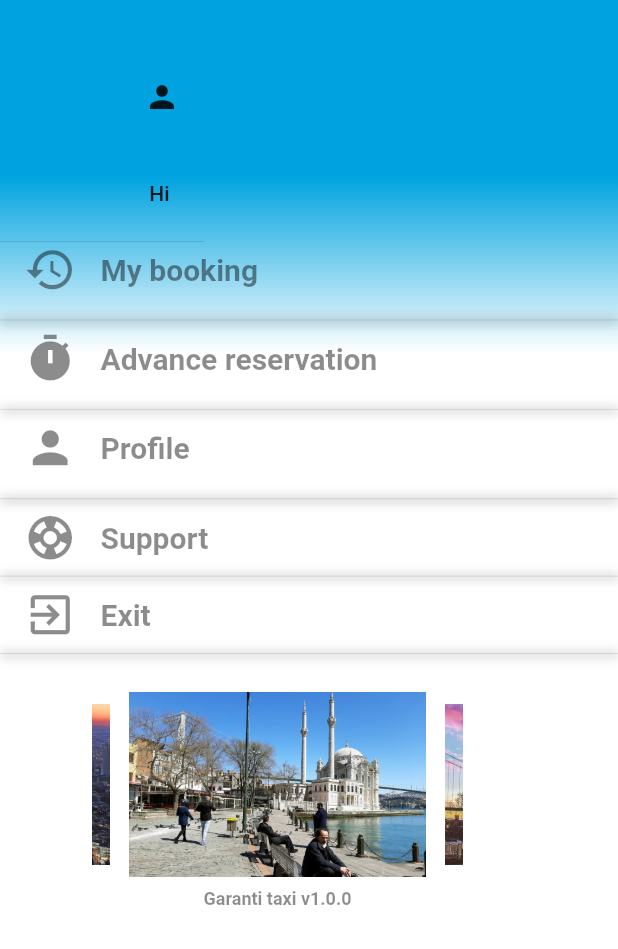
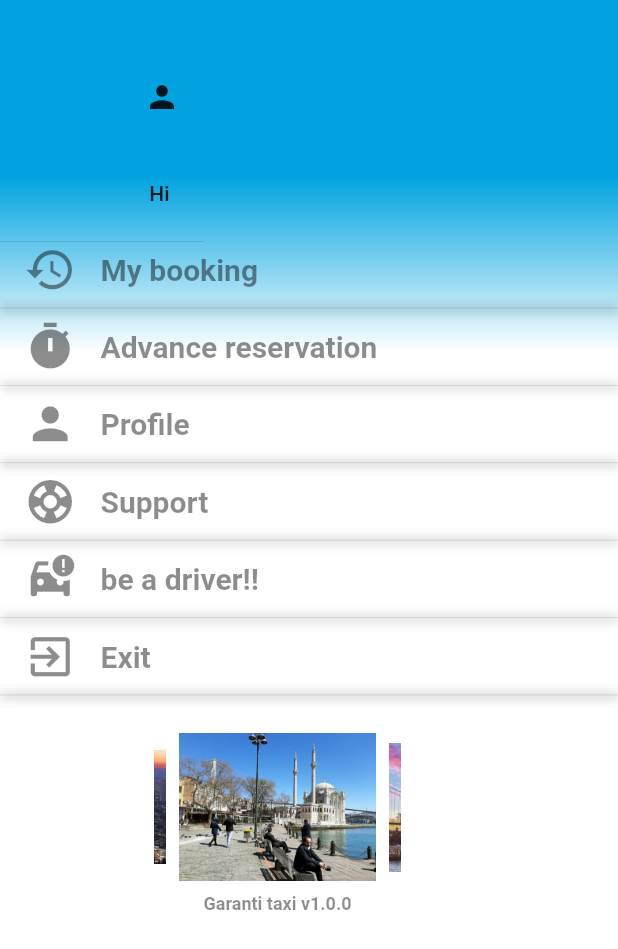
Before and after one commit to MohamadKattan/gd_passenger, a Flutter app: what customDrawer() shows on an empty page, opened directly, on a phone screen of 412 x 824 dp. Shown: the top 949 px of the screen. Run offline on Flutter 3.47's test engine with Material 2 defaults, Android fonts, the phone set to English and light mode, and no system bars; drawn by our look-alikes of cached_network_image, carousel_slider; our stand-ins replace audioplayers, circular_countdown_timer, firebase_auth, firebase_core, firebase_database, firebase_storage and 10 more; missing offline and left inert: country_list_pick, flutter_geofire, flutter_polyline_points, maps_toolkit; accounts and stored records are empty; generated files the repository leaves out were written again; network calls fail; project files that could hold a hidden picture were left out.

Commit message:
28/11/2022 publish on ios

```diff
--- a/lib/l10n/app_ar.arb
+++ b/lib/l10n/app_ar.arb
@@ -184,5 +184,6 @@
   "exForgotPass":"إذا نسيت كلمة مرور حسابك ،\n فاكتب البريد الإلكتروني لحسابك في الحقل أدناه ،\n ثم انقر فوق الزر أدناه لإرسال رابط إلى عنوان بريدك الإلكتروني\n لكتابة كلمة مرور جديدة",
   "send":"إرسال",
   "emailCheck":"تمت العملية بنجاح.\nتحقق من بريدك الالكتروني",
-  "ready":"جاهز للاستخدام"
+  "ready":"جاهز للاستخدام",
+  "beDriver":"كن سائق!!"
 }
--- a/lib/l10n/app_en.arb
+++ b/lib/l10n/app_en.arb
@@ -756,5 +756,9 @@
   "ready":"Ready for using",
   "@ready": {
     "description": "Ready for using"
+  },
+  "beDriver":"be a driver!!",
+  "@beDriver": {
+    "description": "be a driver"
   }
 }
--- a/lib/l10n/app_tr.arb
+++ b/lib/l10n/app_tr.arb
@@ -184,5 +184,6 @@
   "exForgotPass":"Hesap şifrenizi unuttuysanız,\n aşağıdaki alana hesap e-postanızı yazın\n ve ardından yeni bir şifre yazmak için e-posta adresinize\n bir bağlantı göndermek için aşağıdaki düğmeyi tıklayın.",
   "send":"göndermek",
   "emailCheck":"İşlem başarıyla tamamlandı.\n E-postanızı kontrol edin",
-  "ready":"Kullanıma hazır"
+  "ready":"Kullanıma hazır",
+  "beDriver":"sürücü ol!!"
 }
--- a/lib/tools/carousel_slider.dart
+++ b/lib/tools/carousel_slider.dart
@@ -18,8 +18,8 @@ class ImageSliderDemo extends StatelessWidget {
       padding:  EdgeInsets.only(top: 25.0,right: AppLocalizations.of(context)!.hi=="مرحبا"?120.0:50.0,left: 8.0),
       child: Center(
         child: Container(
-          height: MediaQuery.of(context).size.height * 15 / 100,
-          width : MediaQuery.of(context).size.width * 60 / 100,
+          height: MediaQuery.of(context).size.height * 12 / 100,
+          width : MediaQuery.of(context).size.width * 40 / 100,
           decoration: BoxDecoration(
             borderRadius: BorderRadius.circular(8.0),
           ),
--- a/lib/user_enter_face/home_screen.dart
+++ b/lib/user_enter_face/home_screen.dart
@@ -1520,7 +1520,8 @@ class _HomeScreenState extends State<HomeScreen> {
         });
         _driverRef.child("newRide").set("canceled");
         _driverRef.child("newRide").onDisconnect();
-      } else {
+      }
+      else {
         _driverRef.child("newRide").onValue.listen((event) async {
           if (event.snapshot.value.toString() == "accepted") {
             _driverRef.child("newRide").onDisconnect();
--- a/lib/user_enter_face/splash_screen.dart
+++ b/lib/user_enter_face/splash_screen.dart
@@ -48,7 +48,7 @@ class _SplashScreenState extends State<SplashScreen>
       if (status == AnimationStatus.completed) {
         if (AuthSev().auth.currentUser?.uid != null) {
           await DataBaseSrv().currentOnlineUserInfo(context);
-          await Future.delayed(const Duration(milliseconds: 200));
+          await Future.delayed(const Duration(milliseconds: 300));
           final infoUser = Provider.of<UserAllInfoDatabase>(context,listen: false).users;
           if (infoUser.update == true) {
             await goToPlayStore().whenComplete(() async {
--- a/lib/widget/coustom_drawer.dart
+++ b/lib/widget/coustom_drawer.dart
@@ -2,6 +2,7 @@ import 'dart:io';
 import 'package:flutter/material.dart';
 import 'package:flutter/services.dart';
 import 'package:gd_passenger/my_provider/info_user_database_provider.dart';
+import 'package:gd_passenger/tools/tools.dart';
 import 'package:gd_passenger/user_enter_face/profile_screen.dart';
 import 'package:gd_passenger/widget/divider_box_.dart';
 import 'package:provider/provider.dart';
@@ -38,8 +39,7 @@ Widget customDrawer(BuildContext context) {
         child: Padding(
           padding: EdgeInsets.only(
               left: AppLocalizations.of(context)!.hi == "مرحبا" ? 0.0 : 80.0,
-              right:
-              AppLocalizations.of(context)!.hi == "مرحبا" ? 120.0 : 0.0),
+              right: AppLocalizations.of(context)!.hi == "مرحبا" ? 120.0 : 0.0),
           child: Column(
             crossAxisAlignment: CrossAxisAlignment.center,
             mainAxisAlignment: MainAxisAlignment.center,
@@ -102,9 +102,9 @@ Widget customDrawer(BuildContext context) {
                   ),
                 ),
               ),
-              const SizedBox(
-                height: 8.0,
-              ),
+              // const SizedBox(
+              //   height: 8.0,
+              // ),
               CustomWidget().customDivider(),
               Expanded(
                 flex: 0,
@@ -142,9 +142,9 @@ Widget customDrawer(BuildContext context) {
                   ),
                 ),
               ),
-              const SizedBox(
-                height: 8.0,
-              ),
+              // const SizedBox(
+              //   height: 8.0,
+              // ),
               CustomWidget().customDivider(),
               Expanded(
                 flex: 0,
@@ -163,8 +163,8 @@ Widget customDrawer(BuildContext context) {
                       children: [
                         const Padding(
                           padding: EdgeInsets.all(8.0),
-                          child:
-                          Icon(Icons.person, color: Colors.black45, size: 35),
+                          child: Icon(Icons.person,
+                              color: Colors.black45, size: 35),
                         ),
                         const SizedBox(
                           width: 8.0,
@@ -181,9 +181,9 @@ Widget customDrawer(BuildContext context) {
                   ),
                 ),
               ),
-              const SizedBox(
-                height: 8.0,
-              ),
+              // const SizedBox(
+              //   height: 8.0,
+              // ),
               CustomWidget().customDivider(),
               Expanded(
                 flex: 0,
@@ -195,8 +195,10 @@ Widget customDrawer(BuildContext context) {
                           : 8.0),
                   child: GestureDetector(
                     onTap: () {
-                      Navigator.push(context, MaterialPageRoute(builder:
-                          (_)=>const SupportScreen()));
+                      Navigator.push(
+                          context,
+                          MaterialPageRoute(
+                              builder: (_) => const SupportScreen()));
                     },
                     child: Row(
                       children: [
@@ -233,14 +235,46 @@ Widget customDrawer(BuildContext context) {
                           ? rightVal
                           : 8.0),
                   child: GestureDetector(
+                    onTap: () async {
+                      toPlayStore(context);
+                    },
+                    child: Row(
+                      children: [
+                        const Padding(
+                          padding: EdgeInsets.all(8.0),
+                          child: Icon(
+                            Icons.car_crash,
+                            color: Colors.black45,
+                            size: 35.0,
+                          ),
+                        ),
+                        const SizedBox(
+                          width: 8.0,
+                        ),
+                        Text(
+                          AppLocalizations.of(context)!.beDriver,
+                          style: const TextStyle(
+                              color: Colors.black45,
+                              fontSize: 20.0,
+                              fontWeight: FontWeight.bold),
+                        ),
+                      ],
+                    ),
+                  ),
+                ),
+              ),
+              CustomWidget().customDivider(),
+              Expanded(
+                flex: 0,
+                child: Padding(
+                  padding: EdgeInsets.only(
+                      left: 8.0,
+                      right: AppLocalizations.of(context)!.hi == "مرحبا"
+                          ? rightVal
+                          : 8.0),
+                  child: GestureDetector(
                     onTap: () {
-                      if (Platform.isAndroid) {
-                        SystemNavigator.pop();
-                      }
-                      Provider.of<DoubleValue>(context, listen: false)
-                          .value0Or1(0);
-                      Provider.of<ChangeColor>(context, listen: false)
-                          .updateState(false);
+                      singOut(context);
                     },
                     child: Row(
                       children: [
@@ -268,9 +302,7 @@ Widget customDrawer(BuildContext context) {
                 ),
               ),
               CustomWidget().customDivider(),
-              Expanded(
-                  flex: 0,
-                  child: ImageSliderDemo()),
+              Expanded(flex: 0, child: ImageSliderDemo()),
               Expanded(
                 flex: 0,
                 child: Padding(
@@ -300,6 +332,30 @@ Widget customDrawer(BuildContext context) {
   );
 }
 
+// this method for go to driver app
+Future<void> toPlayStore(BuildContext context) async {
+  if (Platform.isAndroid) {
+    String _url =
+        'https://play.google.com/store/apps/details?id=com.garanti.garantitaxidriver&hl=tr';
+    await Tools().lunchUrl(context, _url);
+  } else {
+    String _url =
+        'https://apps.apple.com/tr/app/garantitaxi-driver/id1635534414';
+    await Tools().lunchUrl(context, _url);
+  }
+}
+
+// this method for exit from app without sing out
+void singOut(BuildContext context) {
+  if (Platform.isAndroid) {
+    SystemNavigator.pop();
+  } else {
+    Provider.of<DoubleValue>(context, listen: false).value0Or1(0);
+    Provider.of<ChangeColor>(context, listen: false).updateState(false);
+  }
+}
+
+// image user
 Widget showImage(BuildContext context) {
   final userInfoRealTime =
       Provider.of<UserAllInfoDatabase>(context, listen: false).users;
@@ -318,6 +374,7 @@ Widget showImage(BuildContext context) {
       errorWidget: (context, url, error) => const Icon(Icons.person),
     ),
   );
+
   ///OLD CODE TODO
   // userInfoRealTime.imageProfile != null
   //   ? Expanded(
@@ -349,6 +406,7 @@ Widget showImage(BuildContext context) {
   //     );
 }
 
+//name user
 Widget showUserName(BuildContext context) {
   final userInfoRealTime =
       Provider.of<UserAllInfoDatabase>(context, listen: false).users;
@@ -358,6 +416,7 @@ Widget showUserName(BuildContext context) {
       : Expanded(child: Text(AppLocalizations.of(context)!.welcomeBack));
 }
 
+//phone user
 Widget showUserPhone(BuildContext context) {
   final userInfoRealTime =
       Provider.of<UserAllInfoDatabase>(context, listen: false).users;
--- a/pubspec.yaml
+++ b/pubspec.yaml
@@ -15,7 +15,7 @@ publish_to: 'none' # Remove this line if you wish to publish to pub.dev
 # In iOS, build-name is used as CFBundleShortVersionString while build-number used as CFBundleVersion.
 # Read more about iOS versioning at
 # https://developer.apple.com/library/archive/documentation/General/Reference/InfoPlistKeyReference/Articles/CoreFoundationKeys.html
-version: 1.0.8
+version: 1.0.0+17
 
 environment:
   sdk: ">=2.16.1 <3.0.0"
```
Also changed, not shown: lib/tools/tools.dart (+8 -0 lines), lib/user_enter_face/driverPerBooking_list.dart (+9 -2 lines), 1 other file. Lines whose indentation alone changed are shown as unchanged.
